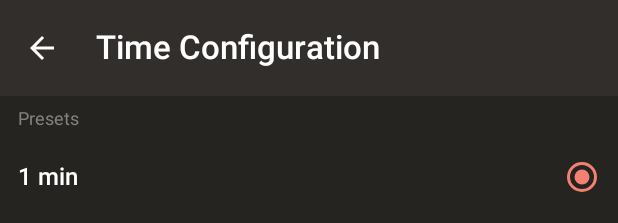
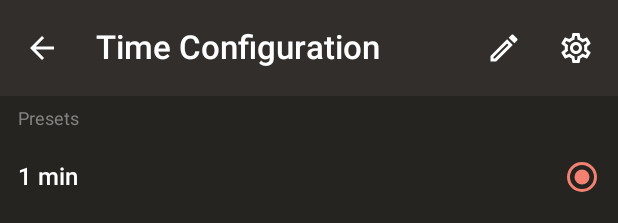
Before and after one commit to mannpro-05/chess-timer, an Android app built with Jetpack Compose: the @Preview function UpdateGameDurationScreenPreview, on a phone screen of 412 x 824 dp. Shown: the top 223 px of the screen. Run offline under Robolectric (Android 15) with nearby library versions, the phone set to English and light mode, and no system bars.

Commit message:
Adding the ability to pass in custom icons to the config screen

```diff
--- a/app/src/main/java/com/example/chesstimer/chesstimer/presentation/configure/UpdateGameDurationScreen.kt
+++ b/app/src/main/java/com/example/chesstimer/chesstimer/presentation/configure/UpdateGameDurationScreen.kt
@@ -1,6 +1,5 @@
 package com.example.chesstimer.chesstimer.presentation.configure
 
-import androidx.compose.foundation.Image
 import androidx.compose.foundation.background
 import androidx.compose.foundation.clickable
 import androidx.compose.foundation.layout.Arrangement
@@ -10,12 +9,13 @@ import androidx.compose.foundation.layout.fillMaxSize
 import androidx.compose.foundation.layout.fillMaxWidth
 import androidx.compose.foundation.layout.height
 import androidx.compose.foundation.layout.padding
-import androidx.compose.foundation.layout.size
 import androidx.compose.foundation.lazy.LazyColumn
 import androidx.compose.foundation.lazy.itemsIndexed
 import androidx.compose.foundation.shape.RoundedCornerShape
 import androidx.compose.material.icons.Icons
-import androidx.compose.material.icons.filled.Settings
+import androidx.compose.material.icons.automirrored.filled.ArrowBack
+import androidx.compose.material.icons.outlined.Edit
+import androidx.compose.material.icons.outlined.Settings
 import androidx.compose.material3.Button
 import androidx.compose.material3.ButtonDefaults
 import androidx.compose.material3.RadioButton
@@ -38,6 +38,7 @@ import androidx.compose.ui.unit.sp
 import com.example.chesstimer.chesstimer.presentation.configure.component.Dialog
 import com.example.core.presentation.components.ChessTimerScaffold
 import com.example.core.presentation.components.ChessTimerTopAppBar
+import com.example.core.presentation.components.ToolbarClickableIcon
 import com.example.core.presentation.ui.theme.ConfigurationScreenSecondaryColor
 import com.example.core.presentation.ui.theme.PrimaryColor
 import com.example.core.presentation.ui.theme.SurfaceColor
@@ -74,9 +75,28 @@ fun UpdateGameDurationScreen(
         topAppBar = {
             ChessTimerTopAppBar(
                 title = "Time Configuration",
-                hasBackButton = true,
-                onBackButtonClicked = {
-                    onBackButtonClicked()
+                navigationIcon = {
+                    ToolbarClickableIcon(
+                        imageVector = Icons.AutoMirrored.Default.ArrowBack,
+                        onIconClicked = {
+                            onBackButtonClicked()
+                        }
+                    )
+                },
+                actions = {
+                    ToolbarClickableIcon(
+                        imageVector = Icons.Outlined.Edit,
+                        onIconClicked = {
+                            onBackButtonClicked()
+                        }
+                    )
+
+                    ToolbarClickableIcon(
+                        imageVector = Icons.Outlined.Settings,
+                        onIconClicked = {
+                            onBackButtonClicked()
+                        }
+                    )
                 }
             )
         }
--- a/core/presentation/src/main/java/com/example/core/presentation/components/ChessTimerTopAppBar.kt
+++ b/core/presentation/src/main/java/com/example/core/presentation/components/ChessTimerTopAppBar.kt
@@ -2,6 +2,7 @@
 
 package com.example.core.presentation.components
 
+import androidx.compose.foundation.layout.RowScope
 import androidx.compose.foundation.layout.fillMaxWidth
 import androidx.compose.foundation.layout.padding
 import androidx.compose.material.icons.Icons
@@ -15,6 +16,7 @@ import androidx.compose.material3.TopAppBarDefaults
 import androidx.compose.runtime.Composable
 import androidx.compose.ui.Modifier
 import androidx.compose.ui.graphics.Color
+import androidx.compose.ui.graphics.vector.ImageVector
 import androidx.compose.ui.text.font.FontWeight
 import androidx.compose.ui.tooling.preview.Preview
 import androidx.compose.ui.unit.dp
@@ -24,8 +26,8 @@ import com.example.core.presentation.ui.theme.ToolbarColor
 fun ChessTimerTopAppBar(
     modifier: Modifier = Modifier,
     title: String,
-    hasBackButton: Boolean,
-    onBackButtonClicked: () -> Unit = {},
+    navigationIcon: @Composable () -> Unit = {},
+    actions: @Composable RowScope.() -> Unit = {}
 ) {
     TopAppBar(
         title = {
@@ -39,23 +41,40 @@ fun ChessTimerTopAppBar(
         colors = TopAppBarDefaults.topAppBarColors(
             containerColor = ToolbarColor
         ),
-        navigationIcon = {
-            if (hasBackButton) {
-                IconButton(onClick = { onBackButtonClicked() }) {
-                    Icon(
-                        imageVector = Icons.AutoMirrored.Filled.ArrowBack,
-                        contentDescription = null,
-                        tint = Color.White
-                    )
-                }
-            }
-        },
-        modifier = modifier.fillMaxWidth()
+        navigationIcon = navigationIcon,
+        actions = actions,
+        modifier = modifier.fillMaxWidth(),
     )
+}
+
+@Composable
+fun ToolbarClickableIcon(
+    modifier: Modifier = Modifier,
+    imageVector: ImageVector,
+    onIconClicked: () -> Unit,
+    tint: Color = Color.White
+) {
+    IconButton(onClick = { onIconClicked() }) {
+        Icon(
+            imageVector = imageVector,
+            contentDescription = null,
+            tint = tint
+        )
+    }
 }
 
 @Preview(showBackground = true)
 @Composable
 private fun ChessTimerTopAppBarPreview() {
-    ChessTimerTopAppBar(title = "Time Controls", hasBackButton = true, onBackButtonClicked = { })
+    ChessTimerTopAppBar(
+        title = "Time Controls",
+        navigationIcon = {
+            ToolbarClickableIcon(
+                imageVector = Icons.AutoMirrored.Default.ArrowBack,
+                onIconClicked = {
+
+                }
+            )
+        }
+    )
 }
```
